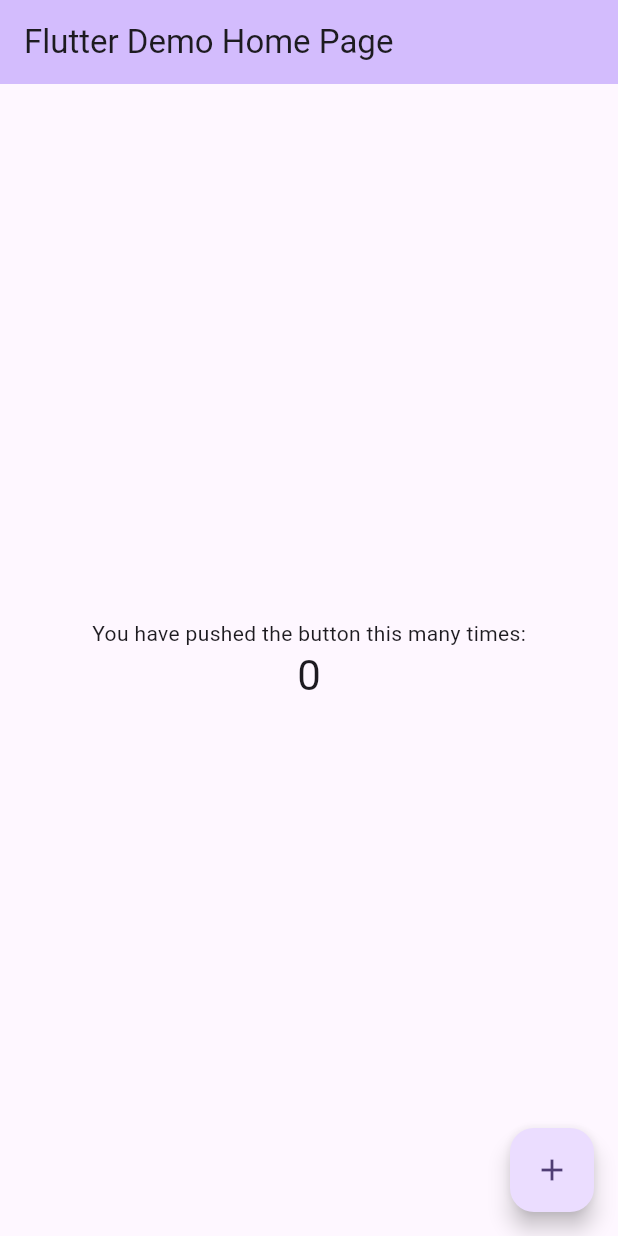
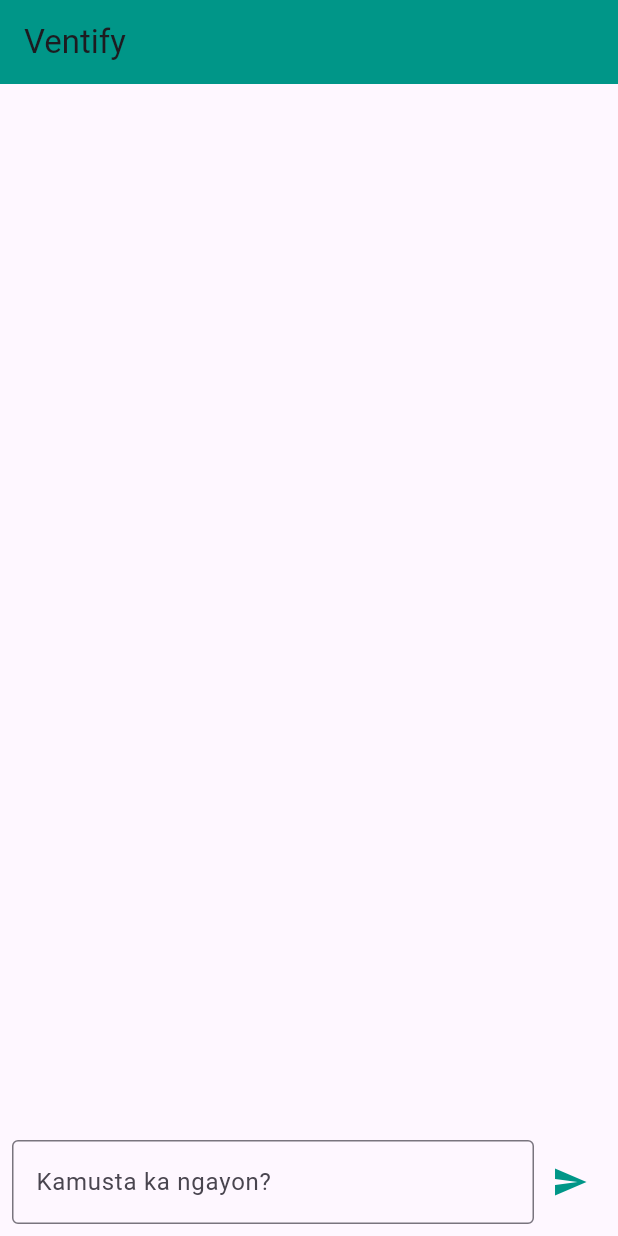
Before and after one commit to egoist-suiluj/Ventify, a Flutter app: the screen it shows after launch, on a phone screen of 412 x 824 dp. Run offline on Flutter 3.47's test engine with Material 3 defaults, Android fonts, the light colour scheme and no system bars.

Commit message:
Gumawa ako ng android app
Conneting to server at creating chat app

```diff
--- /dev/null
+++ b/ventify_app/lib/constants/api_config.dart
@@ -0,0 +1,13 @@
+// File: lib/constants/api_config.dart
+
+class ApiConfig {
+  // ⚠️ PALITAN ITO ng URL galing sa Railway Settings > Domains
+  // Halimbawa: 'https://ventify-backend-production.up.railway.app'
+  static const String baseUrl = 'web-production-cfe76.up.railway.app';
+
+  static const String chatEndpoint = '/chat';
+  static const String healthEndpoint = '/health';
+
+  // Timeout settings (para hindi mag-hang ang app kapag mabagal ang net)
+  static const Duration connectionTimeout = Duration(seconds: 30);
+}
--- a/ventify_app/lib/main.dart
+++ b/ventify_app/lib/main.dart
@@ -1,4 +1,5 @@
 import 'package:flutter/material.dart';
+import 'package:ventify_app/screens/chat_screen.dart';
 
 void main() {
   runApp(const MyApp());
@@ -7,116 +8,16 @@ void main() {
 class MyApp extends StatelessWidget {
   const MyApp({super.key});
 
-  // This widget is the root of your application.
   @override
   Widget build(BuildContext context) {
     return MaterialApp(
-      title: 'Flutter Demo',
+      debugShowCheckedModeBanner: false,
+      title: 'Ventify',
       theme: ThemeData(
-        // This is the theme of your application.
-        //
-        // TRY THIS: Try running your application with "flutter run". You'll see
-        // the application has a purple toolbar. Then, without quitting the app,
-        // try changing the seedColor in the colorScheme below to Colors.green
-        // and then invoke "hot reload" (save your changes or press the "hot
-        // reload" button in a Flutter-supported IDE, or press "r" if you used
-        // the command line to start the app).
-        //
-        // Notice that the counter didn't reset back to zero; the application
-        // state is not lost during the reload. To reset the state, use hot
-        // restart instead.
-        //
-        // This works for code too, not just values: Most code changes can be
-        // tested with just a hot reload.
-        colorScheme: .fromSeed(seedColor: Colors.deepPurple),
+        primarySwatch: Colors.teal,
+        useMaterial3: true,
       ),
-      home: const MyHomePage(title: 'Flutter Demo Home Page'),
+      home: const ChatScreen(),
     );
   }
 }
-
-class MyHomePage extends StatefulWidget {
-  const MyHomePage({super.key, required this.title});
-
-  // This widget is the home page of your application. It is stateful, meaning
-  // that it has a State object (defined below) that contains fields that affect
-  // how it looks.
-
-  // This class is the configuration for the state. It holds the values (in this
-  // case the title) provided by the parent (in this case the App widget) and
-  // used by the build method of the State. Fields in a Widget subclass are
-  // always marked "final".
-
-  final String title;
-
-  @override
-  State<MyHomePage> createState() => _MyHomePageState();
-}
-
-class _MyHomePageState extends State<MyHomePage> {
-  int _counter = 0;
-
-  void _incrementCounter() {
-    setState(() {
-      // This call to setState tells the Flutter framework that something has
-      // changed in this State, which causes it to rerun the build method below
-      // so that the display can reflect the updated values. If we changed
-      // _counter without calling setState(), then the build method would not be
-      // called again, and so nothing would appear to happen.
-      _counter++;
-    });
-  }
-
-  @override
-  Widget build(BuildContext context) {
-    // This method is rerun every time setState is called, for instance as done
-    // by the _incrementCounter method above.
-    //
-    // The Flutter framework has been optimized to make rerunning build methods
-    // fast, so that you can just rebuild anything that needs updating rather
-    // than having to individually change instances of widgets.
-    return Scaffold(
-      appBar: AppBar(
-        // TRY THIS: Try changing the color here to a specific color (to
-        // Colors.amber, perhaps?) and trigger a hot reload to see the AppBar
-        // change color while the other colors stay the same.
-        backgroundColor: Theme.of(context).colorScheme.inversePrimary,
-        // Here we take the value from the MyHomePage object that was created by
-        // the App.build method, and use it to set our appbar title.
-        title: Text(widget.title),
-      ),
-      body: Center(
-        // Center is a layout widget. It takes a single child and positions it
-        // in the middle of the parent.
-        child: Column(
-          // Column is also a layout widget. It takes a list of children and
-          // arranges them vertically. By default, it sizes itself to fit its
-          // children horizontally, and tries to be as tall as its parent.
-          //
-          // Column has various properties to control how it sizes itself and
-          // how it positions its children. Here we use mainAxisAlignment to
-          // center the children vertically; the main axis here is the vertical
-          // axis because Columns are vertical (the cross axis would be
-          // horizontal).
-          //
-          // TRY THIS: Invoke "debug painting" (choose the "Toggle Debug Paint"
-          // action in the IDE, or press "p" in the console), to see the
-          // wireframe for each widget.
-          mainAxisAlignment: .center,
-          children: [
-            const Text('You have pushed the button this many times:'),
-            Text(
-              '$_counter',
-              style: Theme.of(context).textTheme.headlineMedium,
-            ),
-          ],
-        ),
-      ),
-      floatingActionButton: FloatingActionButton(
-        onPressed: _incrementCounter,
-        tooltip: 'Increment',
-        child: const Icon(Icons.add),
-      ),
-    );
-  }
-}
--- /dev/null
+++ b/ventify_app/lib/models/message_model.dart
@@ -0,0 +1,11 @@
+class Message {
+  final String text;
+  final bool isUser; // true kung ikaw, false kung si Ventify
+  final DateTime timestamp;
+
+  Message({
+    required this.text,
+    required this.isUser,
+    required this.timestamp,
+  });
+}
--- /dev/null
+++ b/ventify_app/lib/screens/chat_screen.dart
@@ -0,0 +1,146 @@
+import 'package:flutter/material.dart';
+import 'package:ventify_app/models/message_model.dart';
+import 'package:ventify_app/services/api_service.dart';
+
+class ChatScreen extends StatefulWidget {
+  const ChatScreen({super.key});
+
+  @override
+  State<ChatScreen> createState() => _ChatScreenState();
+}
+
+class _ChatScreenState extends State<ChatScreen> {
+  final TextEditingController _controller = TextEditingController();
+  final ApiService _apiService = ApiService();
+  final List<Message> _messages = [];
+  bool _isLoading = false;
+
+  Future<void> _sendMessage() async {
+    if (_controller.text.trim().isEmpty) return;
+
+    final userText = _controller.text;
+
+    setState(() {
+      _messages.add(
+        Message(
+          text: userText,
+          isUser: true,
+          timestamp: DateTime.now(),
+        ),
+      );
+      _isLoading = true;
+      _controller.clear();
+    });
+
+    try {
+      final history = _messages
+          .map((m) => {
+                "role": m.isUser ? "user" : "model",
+                "parts": [
+                  {"text": m.text}
+                ]
+              })
+          .toList();
+
+      final response = await _apiService.sendMessage(
+        message: userText,
+        history: history,
+      );
+
+      setState(() {
+        _messages.add(
+          Message(
+            text: response,
+            isUser: false,
+            timestamp: DateTime.now(),
+          ),
+        );
+      });
+    } catch (e) {
+      setState(() {
+        _messages.add(
+          Message(
+            text: "Error: Hindi maka-connect kay Ventify.",
+            isUser: false,
+            timestamp: DateTime.now(),
+          ),
+        );
+      });
+    } finally {
+      setState(() {
+        _isLoading = false;
+      });
+    }
+  }
+
+  @override
+  Widget build(BuildContext context) {
+    return Scaffold(
+      appBar: AppBar(
+        title: const Text("Ventify"),
+        backgroundColor: Colors.teal,
+      ),
+      body: Column(
+        children: [
+          Expanded(
+            child: ListView.builder(
+              reverse: true,
+              itemCount: _messages.length,
+              padding: const EdgeInsets.all(16),
+              itemBuilder: (context, index) {
+                final message = _messages[_messages.length - 1 - index];
+
+                return Align(
+                  alignment: message.isUser
+                      ? Alignment.centerRight
+                      : Alignment.centerLeft,
+                  child: Container(
+                    margin: const EdgeInsets.symmetric(vertical: 4),
+                    padding: const EdgeInsets.all(12),
+                    decoration: BoxDecoration(
+                      color:
+                          message.isUser ? Colors.teal[100] : Colors.grey[300],
+                      borderRadius: BorderRadius.circular(12),
+                    ),
+                    child: Text(
+                      message.text,
+                      style: const TextStyle(fontSize: 16),
+                    ),
+                  ),
+                );
+              },
+            ),
+          ),
+          if (_isLoading)
+            const Padding(
+              padding: EdgeInsets.all(8),
+              child: Text(
+                "Ventify is typing...",
+                style: TextStyle(fontStyle: FontStyle.italic),
+              ),
+            ),
+          Container(
+            padding: const EdgeInsets.all(8),
+            child: Row(
+              children: [
+                Expanded(
+                  child: TextField(
+                    controller: _controller,
+                    decoration: const InputDecoration(
+                      hintText: "Kamusta ka ngayon?",
+                      border: OutlineInputBorder(),
+                    ),
+                  ),
+                ),
+                IconButton(
+                  icon: const Icon(Icons.send, color: Colors.teal),
+                  onPressed: _isLoading ? null : _sendMessage,
+                ),
+              ],
+            ),
+          ),
+        ],
+      ),
+    );
+  }
+}
```
Also changed, not shown: ventify_app/lib/services/api_service.dart (added, +52 -0 lines), ventify_app/pubspec.yaml (+23 -75 lines), ventify_app/pubspec.lock.
